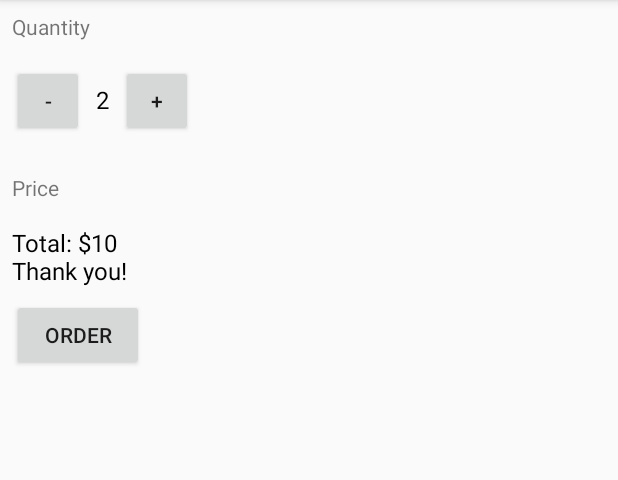
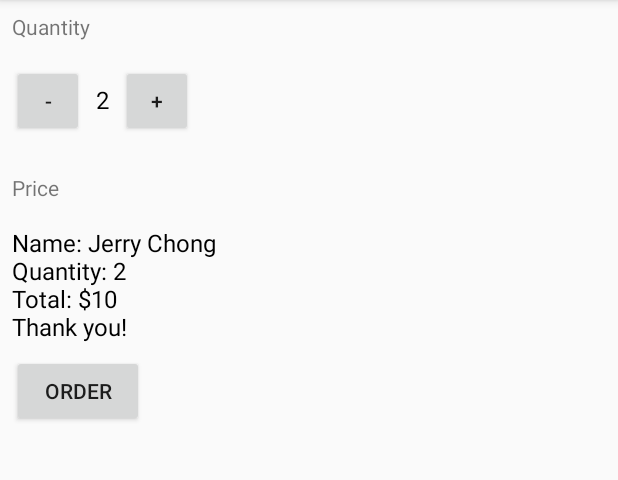
Before and after one commit to jerrychong25/iOSLoginApp, an Android app: the MainActivity screen opened directly, with no data from a screen before it, after a tap on "ORDER", on a phone screen of 412 x 824 dp, the part 84-564 px from its top. Run offline under Robolectric (Android 15) with nearby library versions, the phone set to English and light mode, and no system bars.

Commit message:
Modified variables

```diff
--- a/app/src/main/java/com/example/android/justjavaapp/MainActivity.java
+++ b/app/src/main/java/com/example/android/justjavaapp/MainActivity.java
@@ -34,10 +34,25 @@ public class MainActivity extends AppCompatActivity {
      * This method is called when the order button is clicked.
      */
     public void submitOrder(View view) {
-        int price = quantity * 5;
-        String priceMessage = "Total: $" + price;
+        createOrderSummary(quantity);
+    }
+
+    private void createOrderSummary(int numberOrder) {
+        int price = calculatePrice(numberOrder);
+        String priceMessage = "";
+        priceMessage = "Name: " + "Jerry Chong";
+        priceMessage = priceMessage + "\nQuantity: " + numberOrder;
+        priceMessage = priceMessage + "\nTotal: $" + price;
         priceMessage = priceMessage + "\nThank you!";
         displayPriceMessage(priceMessage);
+    }
+
+    /**
+     * Calculates the price of the order.
+     *
+     */
+    private int calculatePrice(int quantity) {
+        return (quantity * 5);
     }
 
     public void increment(View view) {
@@ -59,14 +74,6 @@ public class MainActivity extends AppCompatActivity {
     }
 
     /**
-     * This method displays the given price on the screen.
-     */
-    private void displayPrice(int number) {
-        TextView priceTextView = (TextView) findViewById(R.id.price_text_view);
-        priceTextView.setText(NumberFormat.getCurrencyInstance().format(number));
-    }
-
-    /**
      * This method displays the given text on the screen.
      */
     private void displayPriceMessage(String message) {
```
